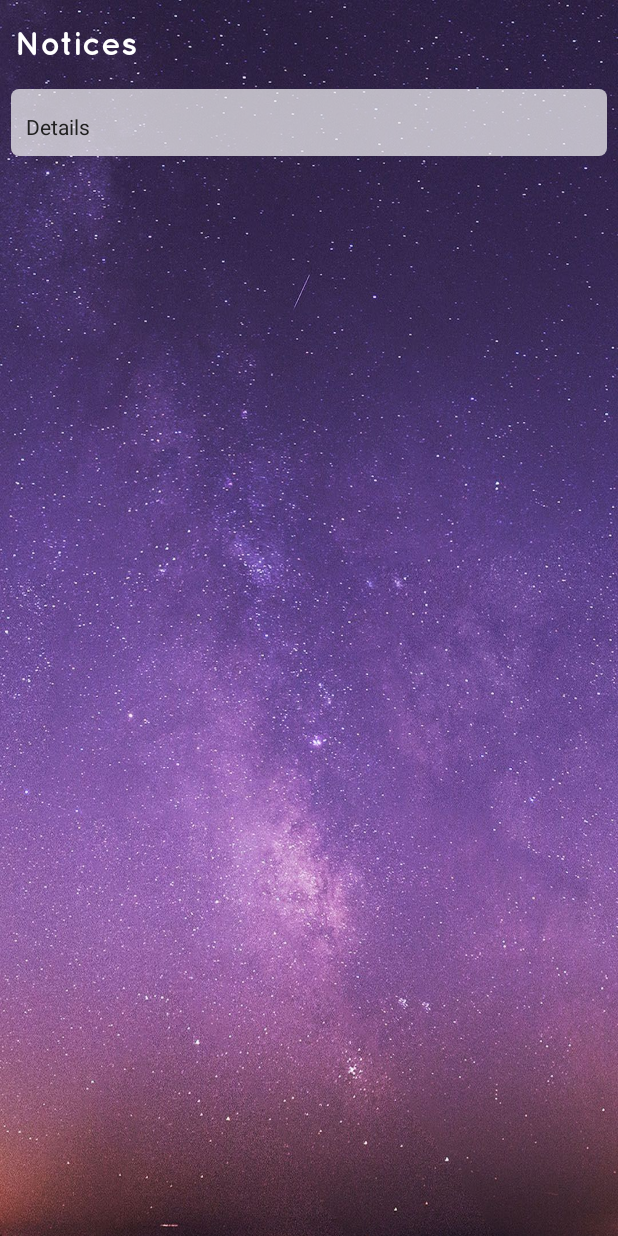
After one commit to kcmkcm1234/ChurchAppAndroid, an Android app: the NoticeDetails screen opened directly, with no data from a screen before it, on a phone screen of 412 x 824 dp. The commit adds this screen. Run offline under Robolectric (Android 15) with nearby library versions, the phone set to English and light mode, and no system bars; 2 statements that could not run were skipped.

Commit message:
Notice details activity added

```diff
--- a/app/src/main/AndroidManifest.xml
+++ b/app/src/main/AndroidManifest.xml
@@ -99,6 +99,10 @@
             android:name=".Notices"
             android:configChanges="orientation|screenSize"
             android:theme="@style/Theme.AppCompat.NoActionBar" />
+        <activity
+            android:name=".NoticeDetails"
+            android:configChanges="orientation|screenSize"
+            android:theme="@style/Theme.AppCompat.NoActionBar" />
     </application>
 
 </manifest>
--- /dev/null
+++ b/app/src/main/java/com/tech/thrithvam/churchapp/NoticeDetails.java
@@ -0,0 +1,70 @@
+package com.tech.thrithvam.churchapp;
+
+import android.graphics.Typeface;
+import android.support.v7.app.AppCompatActivity;
+import android.os.Bundle;
+import android.widget.ImageView;
+import android.widget.TextView;
+
+import com.bumptech.glide.Glide;
+import com.bumptech.glide.load.resource.drawable.GlideDrawable;
+import com.bumptech.glide.request.RequestListener;
+import com.bumptech.glide.request.target.Target;
+
+public class NoticeDetails extends AppCompatActivity {
+
+    Bundle extras;
+    String URL;
+    TextView NoticeHead,Notice_content;
+    ImageView Notice_image;
+    Typeface typeQuicksand;
+
+
+    @Override
+    protected void onCreate(Bundle savedInstanceState) {
+        super.onCreate(savedInstanceState);
+        setContentView(R.layout.activity_notice_details);
+        extras = getIntent().getExtras();
+
+        URL = extras.getString("URL");
+        typeQuicksand = Typeface.createFromAsset(getAssets(), "fonts/quicksandbold.otf");
+        NoticeHead = (TextView) findViewById(R.id.activity_notice_head);
+        NoticeHead.setTypeface(typeQuicksand);
+
+        Notice_content = (TextView) findViewById(R.id.notice_details);
+        Notice_image = (ImageView) findViewById(R.id.notice_img);
+
+        if (getIntent().hasExtra("NoticeName")) {
+            NoticeHead.setText(extras.getString("NoticeName"));
+        }
+        if (getIntent().hasExtra("Description")) {
+            Notice_content.setText(extras.getString("Description"));
+        }
+        //image loading using url
+        if (!URL.equals("null")) {
+            Glide.with(NoticeDetails.this)
+                    .load(getResources().getString(R.string.url) + URL.substring((URL).indexOf("img")))
+                    .placeholder(R.drawable.notices)
+                    .thumbnail(0.1f)
+                    .crossFade()
+                    .listener(new RequestListener<String, GlideDrawable>() {
+                        @Override
+                        public boolean onException(Exception e, String model, Target<GlideDrawable> target, boolean isFirstResource) {
+                            Notice_image.setScaleType(ImageView.ScaleType.FIT_CENTER);
+                            Glide.with(NoticeDetails.this)
+                                    .load(R.drawable.events)
+                                    .into(Notice_image)
+                            ;
+                            return true;
+                        }
+
+                        @Override
+                        public boolean onResourceReady(GlideDrawable resource, String model, Target<GlideDrawable> target, boolean isFromMemoryCache, boolean isFirstResource) {
+                            return false;
+                        }
+                    })
+                    .into(Notice_image)
+            ;
+        }
+    }
+}
--- a/app/src/main/java/com/tech/thrithvam/churchapp/Notices.java
+++ b/app/src/main/java/com/tech/thrithvam/churchapp/Notices.java
@@ -42,8 +42,6 @@ public class Notices extends AppCompatActivity {
         super.onCreate(savedInstanceState);
         setContentView(R.layout.activity_notices); extras=getIntent().getExtras();
         ChurchID=extras.getString("churchID");
-
-        Toast.makeText(Notices.this, ChurchID, Toast.LENGTH_LONG).show();
 
         typeQuicksand = Typeface.createFromAsset(getAssets(),"fonts/quicksandbold.otf");
         activity_notice_head =(TextView)findViewById(R.id.activity_notice_head);
@@ -165,14 +163,13 @@ public class Notices extends AppCompatActivity {
                 InstitutionList.setOnItemClickListener(new AdapterView.OnItemClickListener() {
                     @Override
                     public void onItemClick(AdapterView<?> parent, View view, int position, long id) {
-                       /* Intent intent=new Intent(Notices.this,InstitutionDetails.class);
+                        Intent intent=new Intent(Notices.this,NoticeDetails.class);
                         intent.putExtra("ID", NoticeListItems.get(position)[0]);
                         intent.putExtra("NoticeName", NoticeListItems.get(position)[1]);
                         intent.putExtra("Description", NoticeListItems.get(position)[2]);
                         intent.putExtra("URL", NoticeListItems.get(position)[3]);
                         intent.putExtra("NoticeType", NoticeListItems.get(position)[4]);
-
-                        startActivity(intent);*/
+                        startActivity(intent);
                     }
                 });
             }
--- a/app/src/main/res/layout/activity_church_details.xml
+++ b/app/src/main/res/layout/activity_church_details.xml
@@ -650,7 +650,7 @@
             android:id="@+id/material_design_floating_action_menu_item6"
             android:layout_width="wrap_content"
             android:layout_height="wrap_content"
-            android:src="@drawable/notices"
+            android:src="@drawable/noticewhite"
             fab:fab_label="@string/notices"
             fab:fab_size="mini"
             fab:fab_colorNormal="#8d62d8"
--- /dev/null
+++ b/app/src/main/res/layout/activity_notice_details.xml
@@ -0,0 +1,69 @@
+<?xml version="1.0" encoding="utf-8"?>
+<RelativeLayout xmlns:android="http://schemas.android.com/apk/res/android"
+    xmlns:tools="http://schemas.android.com/tools"
+    android:id="@+id/activity_notice_details"
+    android:layout_width="match_parent"
+    android:layout_height="match_parent"
+    android:background="@drawable/sky_bg_full"
+    tools:context="com.tech.thrithvam.churchapp.NoticeDetails">
+
+    <TextView
+        android:text="@string/notices"
+        android:layout_width="match_parent"
+        android:layout_height="wrap_content"
+        android:layout_alignParentTop="true"
+        android:layout_alignParentLeft="true"
+        android:layout_alignParentStart="true"
+        android:id="@+id/activity_notice_head"
+        android:layout_marginLeft="10dp"
+        android:layout_marginRight="10dp"
+        android:layout_marginBottom="10dp"
+        android:layout_marginTop="15dp"
+        android:textSize="22sp"
+        android:textColor="@android:color/white"/>
+    <ScrollView
+        android:layout_width="match_parent"
+        android:layout_height="match_parent"
+        android:id="@+id/activity_scrollview"
+        android:layout_below="@+id/activity_notice_head"
+        >
+        <RelativeLayout
+            android:layout_width="match_parent"
+            android:layout_height="wrap_content">
+            <ImageView
+                android:layout_width="wrap_content"
+                android:layout_height="wrap_content"
+                android:maxHeight="200dp"
+                android:id="@+id/notice_img"
+                android:scaleType="centerInside"
+                android:layout_centerHorizontal="true"
+                android:adjustViewBounds="true"/>
+
+            <RelativeLayout
+                android:layout_width="match_parent"
+                android:layout_height="wrap_content"
+                android:id="@+id/NoticeLayout"
+                android:layout_below="@+id/notice_img"
+                android:layout_margin="7dp"
+                android:background="@drawable/white_transparent_card"
+                android:padding="10dp">
+
+                <TextView
+                    android:layout_width="match_parent"
+                    android:layout_height="wrap_content"
+                    android:text="@string/details"
+                    android:id="@+id/notice_details"
+                    android:textColor="@color/primary_text"
+                    android:layout_marginTop="5dp"
+                    android:textSize="14sp"
+                    android:ellipsize="end"/>
+
+            </RelativeLayout>
+
+        </RelativeLayout>
+
+
+
+    </ScrollView>
+
+</RelativeLayout>
```
